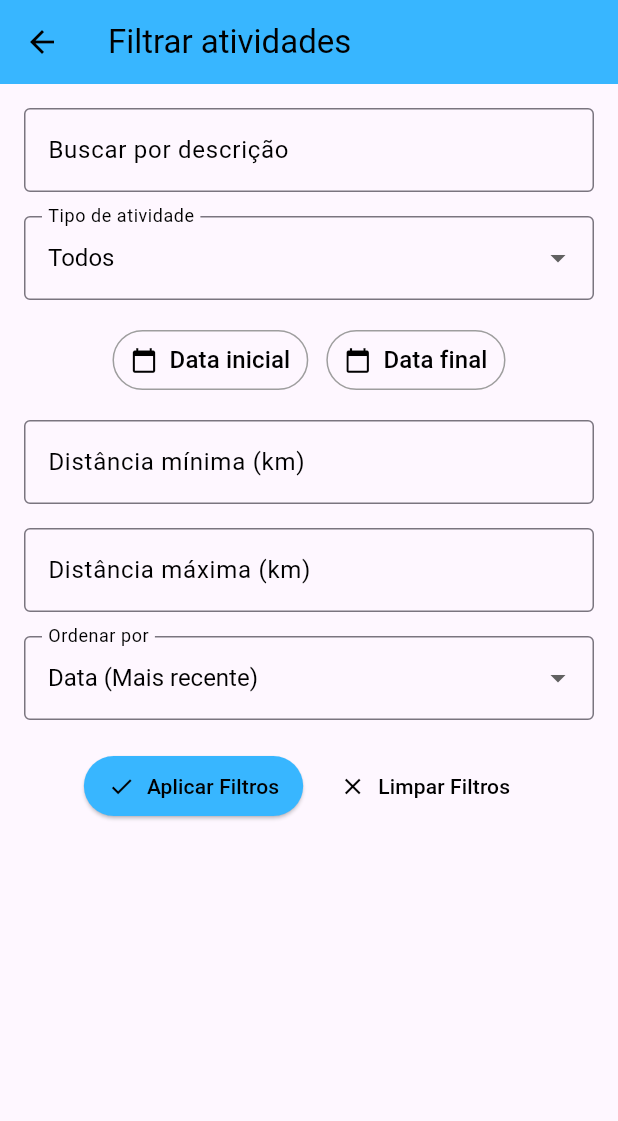
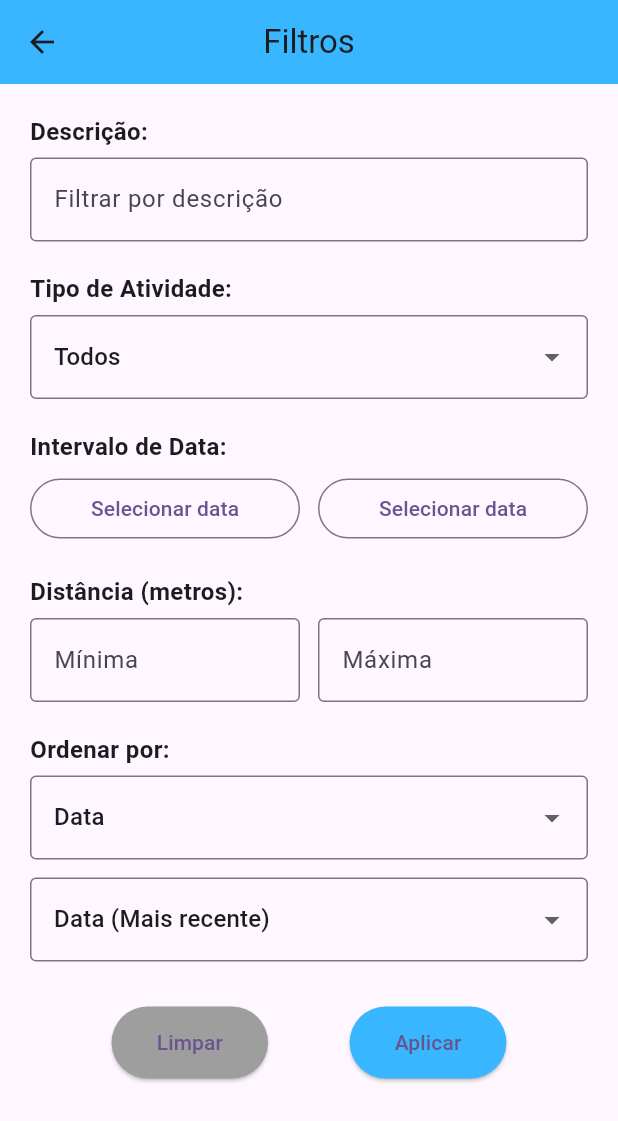
Before and after one commit to PlayerDoni/AppCorrida, a Flutter app: the TelaFiltro screen opened directly, on a phone screen of 412 x 824 dp. Shown: the top 1121 px of the screen. Run offline on Flutter 3.47's test engine with Material 3 defaults, Android fonts, the phone set to English and light mode, and no system bars; our stand-ins replace geolocator, shared_preferences, sqflite; accounts and stored records are empty.

```diff
--- a/lib/telas/filtro_page.dart
+++ b/lib/telas/filtro_page.dart
@@ -1,4 +1,5 @@
 import 'package:flutter/material.dart';
+import 'package:flutter/services.dart';
 import 'package:intl/intl.dart';
 
 class TelaFiltro extends StatefulWidget {
@@ -9,244 +10,270 @@ class TelaFiltro extends StatefulWidget {
 }
 
 class _TelaFiltroState extends State<TelaFiltro> {
-  final TextEditingController _descricaoController = TextEditingController();
-  final TextEditingController _distanciaMinController = TextEditingController();
-  final TextEditingController _distanciaMaxController = TextEditingController();
+  final TextEditingController descricaoController = TextEditingController();
+  final TextEditingController distanciaMinController = TextEditingController();
+  final TextEditingController distanciaMaxController = TextEditingController();
 
-  DateTime? _dataInicial;
-  DateTime? _dataFinal;
-  String _tipoSelecionado = 'Todos';
-  String _ordenacaoSelecionada = 'Data (Mais recente)';
+  String? tipoSelecionado = 'Todos';
+  DateTime? dataInicial;
+  DateTime? dataFinal;
+  double? distanciaMin;
+  double? distanciaMax;
+  String tipoOrdenacao = 'Data';
+  String ordenacao = 'Data (Mais recente)';
 
-  final List<String> _tiposAtividade = ['Todos', 'Corrida', 'Caminhada'];
-  final List<String> _ordenacoes = [
-    'Data (Mais recente)',
-    'Data (Mais antiga)',
-    'Distância (Maior)',
-    'Distância (Menor)',
-  ];
-
-  @override
-  void initState() {
-    super.initState();
-    Intl.defaultLocale = 'pt_BR';
-  }
-
-  Future<void> _selecionarData(BuildContext context, bool isInicial) async {
-    final DateTime? dataSelecionada = await showDatePicker(
+  Future<void> _selecionarDataInicial(BuildContext context) async {
+    final DateTime? picked = await showDatePicker(
       context: context,
-      initialDate: DateTime.now(),
+      initialDate: dataInicial ?? DateTime.now(),
       firstDate: DateTime(2020),
-      lastDate: DateTime(2100),
-      locale: const Locale('pt', 'BR'),
+      lastDate: DateTime.now(),
     );
-
-    if (dataSelecionada != null) {
+    if (picked != null && picked != dataInicial) {
       setState(() {
-        if (isInicial) {
-          _dataInicial = dataSelecionada;
-        } else {
-          _dataFinal = dataSelecionada;
-        }
+        dataInicial = picked;
       });
     }
   }
 
-  double? _parseDistancia(String valor) {
-    if (valor.trim().isEmpty) return null;
-    return double.tryParse(valor.replaceAll(',', '.'));
+  Future<void> _selecionarDataFinal(BuildContext context) async {
+    final DateTime? picked = await showDatePicker(
+      context: context,
+      initialDate: dataFinal ?? DateTime.now(),
+      firstDate: DateTime(2020),
+      lastDate: DateTime.now(),
+    );
+    if (picked != null && picked != dataFinal) {
+      setState(() {
+        dataFinal = picked;
+      });
+    }
   }
 
-  void _aplicarFiltros() {
-    String tipoOrdenacao = _ordenacaoSelecionada.contains('Data')
-        ? 'Data'
-        : 'Distância';
-
-    // Montando o mapa limpo e padronizado
-    final filtros = {
-      'descricao': _descricaoController.text.trim().isEmpty ? null : _descricaoController.text.trim(),
-      'tipo': _tipoSelecionado,
-      'dataInicial': _dataInicial,
-      'dataFinal': _dataFinal,
-      'distanciaMin': _parseDistancia(_distanciaMinController.text),
-      'distanciaMax': _parseDistancia(_distanciaMaxController.text),
-      'ordenacao': _ordenacaoSelecionada,
-      'tipoOrdenacao': tipoOrdenacao,
-    };
-
-    Navigator.pop(context, filtros);
+  String formatarData(DateTime? data) {
+    if (data == null) return 'Selecionar data';
+    return DateFormat('dd/MM/yyyy').format(data);
   }
 
   void _limparFiltros() {
     setState(() {
-      _descricaoController.clear();
-      _distanciaMinController.clear();
-      _distanciaMaxController.clear();
-      _tipoSelecionado = 'Todos';
-      _dataInicial = null;
-      _dataFinal = null;
-      _ordenacaoSelecionada = 'Data (Mais recente)';
+      descricaoController.clear();
+      distanciaMinController.clear();
+      distanciaMaxController.clear();
+      tipoSelecionado = 'Todos';
+      dataInicial = null;
+      dataFinal = null;
+      distanciaMin = null;
+      distanciaMax = null;
+      tipoOrdenacao = 'Data';
+      ordenacao = 'Data (Mais recente)';
+    });
+  }
+
+  void _aplicarFiltros() {
+    if (dataInicial != null && dataFinal != null && dataInicial!.isAfter(dataFinal!)) {
+      ScaffoldMessenger.of(context).showSnackBar(
+        const SnackBar(content: Text('A data inicial deve ser anterior à data final')),
+      );
+      return;
+    }
+    if (distanciaMin != null && distanciaMax != null && distanciaMin! > distanciaMax!) {
+      ScaffoldMessenger.of(context).showSnackBar(
+        const SnackBar(content: Text('Distância mínima não pode ser maior que máxima')),
+      );
+      return;
+    }
+
+    Navigator.pop(context, {
+      'descricao': descricaoController.text.trim(),
+      'tipo': tipoSelecionado,
+      'dataInicial': dataInicial,
+      'dataFinal': dataFinal,
+      'distanciaMin': distanciaMin,
+      'distanciaMax': distanciaMax,
+      'tipoOrdenacao': tipoOrdenacao,
+      'ordenacao': ordenacao,
     });
   }
 
   @override
+  void dispose() {
+    descricaoController.dispose();
+    distanciaMinController.dispose();
+    distanciaMaxController.dispose();
+    super.dispose();
+  }
+
+  @override
   Widget build(BuildContext context) {
-    final estiloFonte = const TextStyle(fontSize: 16, color: Colors.black);
-
     return Scaffold(
       appBar: AppBar(
-        title: const Text('Filtrar atividades'),
+        title: const Text('Filtros'),
         backgroundColor: const Color(0xFF38B6FF),
-        foregroundColor: Colors.black,
+        centerTitle: true,
       ),
       body: SingleChildScrollView(
-        padding: const EdgeInsets.all(16.0),
+        padding: const EdgeInsets.symmetric(horizontal: 20, vertical: 20),
         child: Column(
+          crossAxisAlignment: CrossAxisAlignment.start,
           children: [
-
+            const Text('Descrição:', style: TextStyle(fontWeight: FontWeight.bold, fontSize: 16)),
+            const SizedBox(height: 6),
             TextField(
-              controller: _descricaoController,
-              style: estiloFonte,
+              controller: descricaoController,
               decoration: const InputDecoration(
-                labelText: 'Buscar por descrição',
-                labelStyle: TextStyle(color: Colors.black),
                 border: OutlineInputBorder(),
+                hintText: 'Filtrar por descrição',
               ),
             ),
-            const SizedBox(height: 16),
+            const SizedBox(height: 20),
 
+            const Text('Tipo de Atividade:', style: TextStyle(fontWeight: FontWeight.bold, fontSize: 16)),
+            const SizedBox(height: 6),
             DropdownButtonFormField<String>(
-              value: _tipoSelecionado,
-              style: estiloFonte,
-              dropdownColor: Colors.white,
-              items: _tiposAtividade
-                  .map((tipo) => DropdownMenuItem(
-                value: tipo,
-                child: Text(tipo, style: estiloFonte),
-              ))
-                  .toList(),
-              onChanged: (value) {
+              value: tipoSelecionado,
+              decoration: const InputDecoration(border: OutlineInputBorder()),
+              items: const [
+                DropdownMenuItem(value: 'Todos', child: Text('Todos')),
+                DropdownMenuItem(value: 'Corrida', child: Text('Corrida')),
+                DropdownMenuItem(value: 'Caminhada', child: Text('Caminhada')),
+              ],
+              onChanged: (valor) {
                 setState(() {
-                  _tipoSelecionado = value!;
+                  tipoSelecionado = valor;
                 });
               },
-              decoration: const InputDecoration(
-                labelText: 'Tipo de atividade',
-                labelStyle: TextStyle(color: Colors.black),
-                border: OutlineInputBorder(),
-              ),
             ),
-            const SizedBox(height: 16),
+            const SizedBox(height: 20),
 
+            const Text('Intervalo de Data:', style: TextStyle(fontWeight: FontWeight.bold, fontSize: 16)),
+            const SizedBox(height: 6),
             Row(
-              mainAxisAlignment: MainAxisAlignment.center,
               children: [
-                OutlinedButton.icon(
-                  onPressed: () => _selecionarData(context, true),
-                  icon: const Icon(Icons.calendar_today, size: 18, color: Colors.black),
-                  label: Text(
-                    _dataInicial == null
-                        ? 'Data inicial'
-                        : DateFormat('dd/MM/yyyy').format(_dataInicial!),
-                    style: estiloFonte,
-                  ),
-                  style: OutlinedButton.styleFrom(
-                    padding: const EdgeInsets.symmetric(horizontal: 12, vertical: 8),
-                    side: const BorderSide(color: Colors.grey),
+                Expanded(
+                  child: OutlinedButton(
+                    onPressed: () => _selecionarDataInicial(context),
+                    child: Text(formatarData(dataInicial)),
                   ),
                 ),
                 const SizedBox(width: 12),
-                OutlinedButton.icon(
-                  onPressed: () => _selecionarData(context, false),
-                  icon: const Icon(Icons.calendar_today, size: 18, color: Colors.black),
-                  label: Text(
-                    _dataFinal == null
-                        ? 'Data final'
-                        : DateFormat('dd/MM/yyyy').format(_dataFinal!),
-                    style: estiloFonte,
-                  ),
-                  style: OutlinedButton.styleFrom(
-                    padding: const EdgeInsets.symmetric(horizontal: 12, vertical: 8),
-                    side: const BorderSide(color: Colors.grey),
+                Expanded(
+                  child: OutlinedButton(
+                    onPressed: () => _selecionarDataFinal(context),
+                    child: Text(formatarData(dataFinal)),
                   ),
                 ),
               ],
             ),
-            const SizedBox(height: 16),
-
-            TextField(
-              controller: _distanciaMinController,
-              style: estiloFonte,
-              decoration: const InputDecoration(
-                labelText: 'Distância mínima (km)',
-                labelStyle: TextStyle(color: Colors.black),
-                border: OutlineInputBorder(),
-              ),
-              keyboardType: TextInputType.numberWithOptions(decimal: true),
-            ),
-            const SizedBox(height: 16),
-
-            TextField(
-              controller: _distanciaMaxController,
-              style: estiloFonte,
-              decoration: const InputDecoration(
-                labelText: 'Distância máxima (km)',
-                labelStyle: TextStyle(color: Colors.black),
-                border: OutlineInputBorder(),
-              ),
-              keyboardType: TextInputType.numberWithOptions(decimal: true),
-            ),
-            const SizedBox(height: 16),
-
-            DropdownButtonFormField<String>(
-              value: _ordenacaoSelecionada,
-              style: estiloFonte,
-              dropdownColor: Colors.white,
-              items: _ordenacoes
-                  .map((ordem) => DropdownMenuItem(
-                value: ordem,
-                child: Text(ordem, style: estiloFonte),
-              ))
-                  .toList(),
-              onChanged: (value) {
-                setState(() {
-                  _ordenacaoSelecionada = value!;
-                });
-              },
-              decoration: const InputDecoration(
-                labelText: 'Ordenar por',
-                labelStyle: TextStyle(color: Colors.black),
-                border: OutlineInputBorder(),
-              ),
-            ),
             const SizedBox(height: 20),
 
+            const Text('Distância (metros):', style: TextStyle(fontWeight: FontWeight.bold, fontSize: 16)),
+            const SizedBox(height: 6),
             Row(
-              mainAxisAlignment: MainAxisAlignment.center,
               children: [
-                ElevatedButton.icon(
-                  onPressed: _aplicarFiltros,
-                  icon: const Icon(Icons.check, size: 18, color: Colors.black),
-                  label: const Text(
-                    'Aplicar Filtros',
-                    style: TextStyle(fontSize: 14, color: Colors.black),
-                  ),
-                  style: ElevatedButton.styleFrom(
-                    backgroundColor: const Color(0xFF38B6FF),
-                    padding: const EdgeInsets.symmetric(horizontal: 16, vertical: 10),
+                Expanded(
+                  child: TextField(
+                    controller: distanciaMinController,
+                    keyboardType: const TextInputType.numberWithOptions(decimal: true),
+                    inputFormatters: [
+                      FilteringTextInputFormatter.allow(RegExp(r'^\d*\.?\d*')),
+                    ],
+                    decoration: const InputDecoration(
+                      labelText: 'Mínima',
+                      border: OutlineInputBorder(),
+                    ),
+                    onChanged: (valor) {
+                      setState(() {
+                        distanciaMin = double.tryParse(valor);
+                      });
+                    },
                   ),
                 ),
                 const SizedBox(width: 12),
-                TextButton.icon(
-                  onPressed: _limparFiltros,
-                  icon: const Icon(Icons.clear, size: 18, color: Colors.black),
-                  label: const Text(
-                    'Limpar Filtros',
-                    style: TextStyle(fontSize: 14, color: Colors.black),
+                Expanded(
+                  child: TextField(
+                    controller: distanciaMaxController,
+                    keyboardType: const TextInputType.numberWithOptions(decimal: true),
+                    inputFormatters: [
+                      FilteringTextInputFormatter.allow(RegExp(r'^\d*\.?\d*')),
+                    ],
+                    decoration: const InputDecoration(
+                      labelText: 'Máxima',
+                      border: OutlineInputBorder(),
+                    ),
+                    onChanged: (valor) {
+                      setState(() {
+                        distanciaMax = double.tryParse(valor);
+                      });
+                    },
                   ),
                 ),
               ],
             ),
+            const SizedBox(height: 20),
+
+            const Text('Ordenar por:', style: TextStyle(fontWeight: FontWeight.bold, fontSize: 16)),
+            const SizedBox(height: 6),
+            DropdownButtonFormField<String>(
+              value: tipoOrdenacao,
+              decoration: const InputDecoration(border: OutlineInputBorder()),
+              items: const [
+                DropdownMenuItem(value: 'Data', child: Text('Data')),
+                DropdownMenuItem(value: 'Distância', child: Text('Distância')),
+              ],
+              onChanged: (valor) {
+                setState(() {
+                  tipoOrdenacao = valor ?? 'Data';
+                  if (tipoOrdenacao == 'Data') {
+                    ordenacao = 'Data (Mais recente)';
+                  } else if (tipoOrdenacao == 'Distância') {
+                    ordenacao = 'Distância (Maior)';
+                  }
+                });
+              },
+            ),
+            const SizedBox(height: 12),
+            DropdownButtonFormField<String>(
+              value: ordenacao,
+              decoration: const InputDecoration(border: OutlineInputBorder()),
+              items: tipoOrdenacao == 'Data'
+                  ? const [
+                DropdownMenuItem(value: 'Data (Mais recente)', child: Text('Data (Mais recente)')),
+                DropdownMenuItem(value: 'Data (Mais antiga)', child: Text('Data (Mais antiga)')),
+              ]
+                  : const [
+                DropdownMenuItem(value: 'Distância (Maior)', child: Text('Distância (Maior)')),
+                DropdownMenuItem(value: 'Distância (Menor)', child: Text('Distância (Menor)')),
+              ],
+              onChanged: (valor) {
+                setState(() {
+                  ordenacao = valor ?? ordenacao;
+                });
+              },
+            ),
+            const SizedBox(height: 30),
+
+            Row(
+              mainAxisAlignment: MainAxisAlignment.spaceEvenly,
+              children: [
+                ElevatedButton(
+                  style: ElevatedButton.styleFrom(
+                    backgroundColor: Colors.grey,
+                    padding: const EdgeInsets.symmetric(horizontal: 30, vertical: 14),
+                  ),
+                  onPressed: _limparFiltros,
+                  child: const Text('Limpar'),
+                ),
+                ElevatedButton(
+                  style: ElevatedButton.styleFrom(
+                    backgroundColor: const Color(0xFF38B6FF),
+                    padding: const EdgeInsets.symmetric(horizontal: 30, vertical: 14),
+                  ),
+                  onPressed: _aplicarFiltros,
+                  child: const Text('Aplicar'),
+                ),
+              ],
+            )
           ],
         ),
       ),
--- a/lib/telas/registro_corrida.dart
+++ b/lib/telas/registro_corrida.dart
@@ -42,7 +42,7 @@ class _RegistroCorridaState extends State<RegistroCorrida> {
       data: dataHora,
       hora: dataHora,
       tempo: widget.tempo,
-      distancia: widget.distancia,
+      distancia: widget.distancia.round().toDouble(), // salva arredondado como double inteiro (ex: 120.0)
     );
 
     listaCorridas.add(corrida);
@@ -53,7 +53,7 @@ class _RegistroCorridaState extends State<RegistroCorrida> {
     print('Data: ${DateFormat('dd/MM/yyyy', 'pt_BR').format(corrida.data)}');
     print('Hora: ${DateFormat('HH:mm:ss').format(corrida.hora)}');
     print('Tempo: ${corrida.tempo}');
-    print('Distância: ${corrida.distancia} km');
+    print('Distância: ${corrida.distancia} m');
     print('Corridas atuais: $listaCorridas');
 
     ScaffoldMessenger.of(context).showSnackBar(
@@ -66,8 +66,12 @@ class _RegistroCorridaState extends State<RegistroCorrida> {
   @override
   Widget build(BuildContext context) {
     const estiloTexto = TextStyle(fontSize: 20, color: Colors.black);
+
     String tempoFormatado =
         "${widget.tempo.inMinutes.toString().padLeft(2, '0')}:${(widget.tempo.inSeconds % 60).toString().padLeft(2, '0')}";
+
+    String distanciaFormatada = widget.distancia.round().toString();
+
     String dataFormatada = DateFormat('dd/MM/yyyy', 'pt_BR').format(dataHora);
     String horaFormatada = DateFormat('HH:mm:ss').format(dataHora);
 
@@ -92,7 +96,7 @@ class _RegistroCorridaState extends State<RegistroCorrida> {
             ),
             const SizedBox(height: 24),
             Text('Tempo: $tempoFormatado', style: estiloTexto),
-            Text('Distância: ${widget.distancia.toStringAsFixed(2)} km', style: estiloTexto),
+            Text('Distância: $distanciaFormatada m', style: estiloTexto),
             const SizedBox(height: 24),
             TextField(
               controller: descricaoController,
--- a/pubspec.yaml
+++ b/pubspec.yaml
@@ -36,6 +36,7 @@ dependencies:
   # The following adds the Cupertino Icons font to your application.
   # Use with the CupertinoIcons class for iOS style icons.
   cupertino_icons: ^1.0.8
+  geolocator: ^14.0.0
   intl: ^0.19.0
   shared_preferences: ^2.3.3
   sqflite: ^2.3.3
```
Also changed, not shown: lib/telas/nova_corrida.dart (+100 -4 lines), lib/telas/tela_inicial.dart (+50 -26 lines), pubspec.lock, 1 other file.
